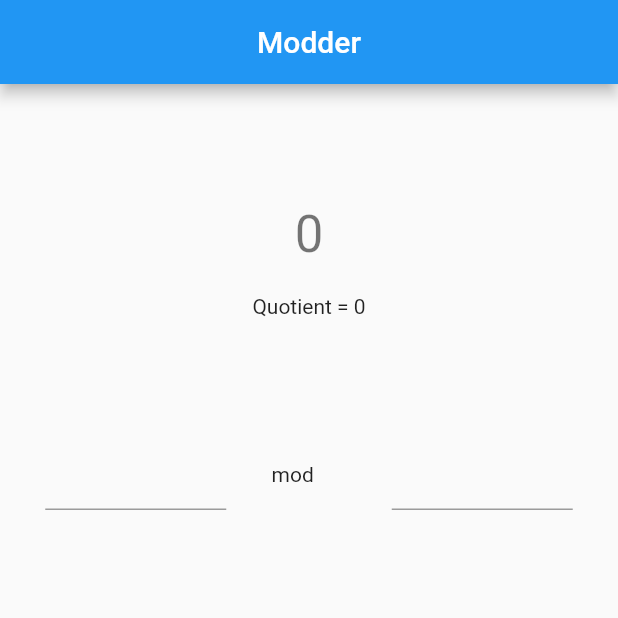
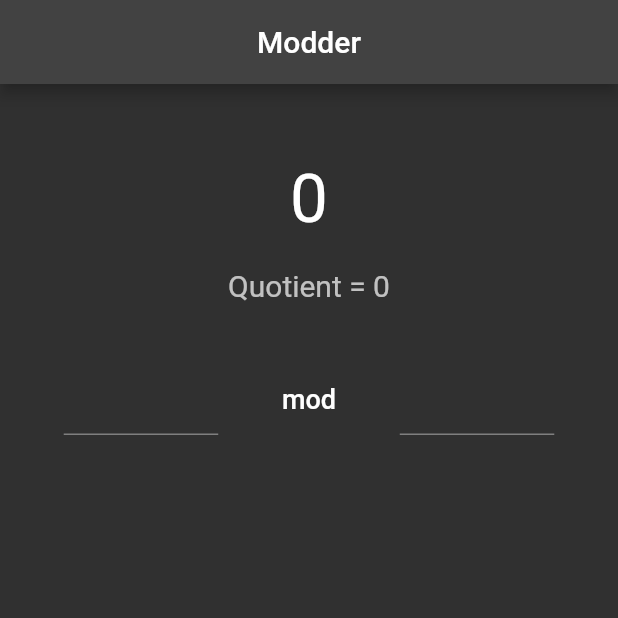
Before and after one commit to sushan9/mod, a Flutter app: the screen it shows after launch, on a phone screen of 412 x 824 dp, the top half of it. Run offline on Flutter 3.47's test engine with Material 2 defaults, Android fonts, the phone set to English and light mode, and no system bars.

Commit message:
dark theme and minor refactoring

```diff
--- a/lib/app/app.dart
+++ b/lib/app/app.dart
@@ -9,12 +9,10 @@ class App extends StatelessWidget {
     return MaterialApp(
       title: 'Modder',
       debugShowCheckedModeBanner: false,
-      theme: ThemeData(
-        primarySwatch: Colors.blue,
-      ),
+      theme: ThemeData.dark(),
       home: Scaffold(
         appBar: AppBar(
-          title: Text('Modder'),
+          title: const Text('Modder'),
           centerTitle: true,
         ),
         body: ModCalculator(),
--- a/lib/app/modCalculator.dart
+++ b/lib/app/modCalculator.dart
@@ -28,48 +28,49 @@ class _ModCalculatorState extends State<ModCalculator> {
     if (_baseInput > 0) {
       return (_uInput % _baseInput).toString();
     }
-    return 0.toString();
+    return '0';
   }
 
   String getQuotient() {
     if (_baseInput > 0) {
       return (_uInput ~/ _baseInput).toString();
     }
-    return 0.toString();
+    return '0';
   }
 
   @override
   Widget build(BuildContext context) {
-    return Center(
+    return Padding(
+      padding: const EdgeInsets.only(top: 50),
       child: Column(
-        mainAxisAlignment: MainAxisAlignment.start,
+        crossAxisAlignment: CrossAxisAlignment.center,
         children: <Widget>[
-          Padding(
-            padding: const EdgeInsets.all(80.0),
-            child: Column(
-              children: [
-                Text(
-                  getMod(),
-                  style: Theme.of(context).textTheme.headline4,
-                ),
-                Padding(
-                  padding: const EdgeInsets.fromLTRB(0, 20, 0, 0),
-                  child: Text(
-                    'Quotient = ${getQuotient()}',
-                  ),
-                ),
-              ],
-            ),
+          Text(
+            getMod(),
+            style: Theme.of(context)
+                .textTheme
+                .headline3!
+                .copyWith(color: Colors.white),
           ),
+          const SizedBox(height: 20),
+          Text(
+            'Quotient = ${getQuotient()}',
+            style:
+                Theme.of(context).textTheme.headline4!.copyWith(fontSize: 20),
+          ),
+          const SizedBox(height: 40),
           Row(
             mainAxisAlignment: MainAxisAlignment.spaceEvenly,
             children: <Widget>[
-              new ModInput(stateUpdater: setUserInput),
-              Container(
-                width: 50,
-                child: Text('mod'),
+              ModInput(onKeyUp: setUserInput),
+              Text(
+                'mod',
+                style: Theme.of(context)
+                    .textTheme
+                    .headline6!
+                    .copyWith(fontSize: 18),
               ),
-              new ModInput(stateUpdater: setBaseInput),
+              ModInput(onKeyUp: setBaseInput),
             ],
           ),
         ],
--- a/lib/app/modInput.dart
+++ b/lib/app/modInput.dart
@@ -1,22 +1,26 @@
 import 'package:flutter/material.dart';
 
 class ModInput extends StatelessWidget {
-  final stateUpdater;
-  const ModInput({ Key? key, this.stateUpdater}) : super(key: key);
+  final onKeyUp;
+  const ModInput({Key? key, this.onKeyUp}) : super(key: key);
 
   @override
   Widget build(BuildContext context) {
     double width = MediaQuery.of(context).size.width;
 
     return Container(
-      width: (width - 50) / 3,
+      width: (width) / 4,
       child: TextFormField(
+        // cursorColor: Colors.grey,
+        // decoration: InputDecoration(),
+        style: Theme.of(context).textTheme.headline6,
+        textAlign: TextAlign.center,
         onChanged: (inp) {
           int? userInput = int.tryParse(inp);
 
           if (userInput == null) return;
 
-          stateUpdater(userInput);
+          onKeyUp(userInput);
         },
         keyboardType: TextInputType.number,
       ),
```
